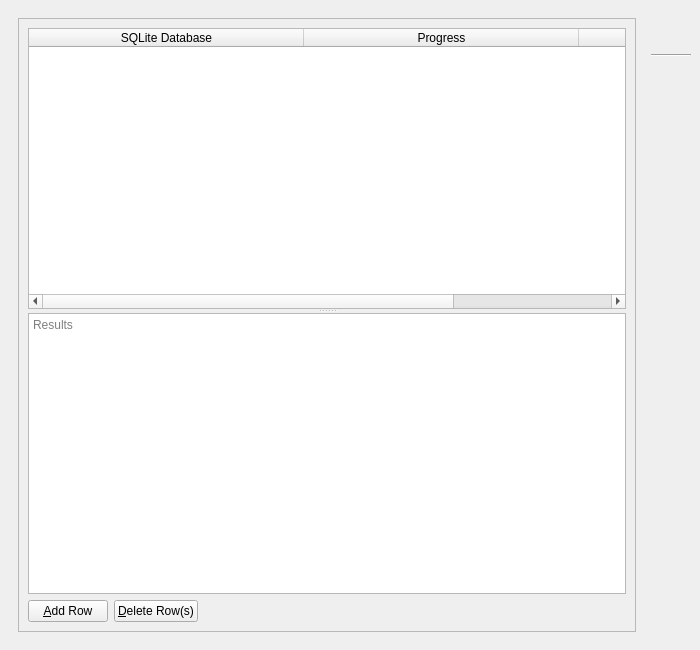
Above: UI/biblioteq_merge_sqlite_databases.ui from textbrowser/biblioteq before the change. Below: the same form after it.
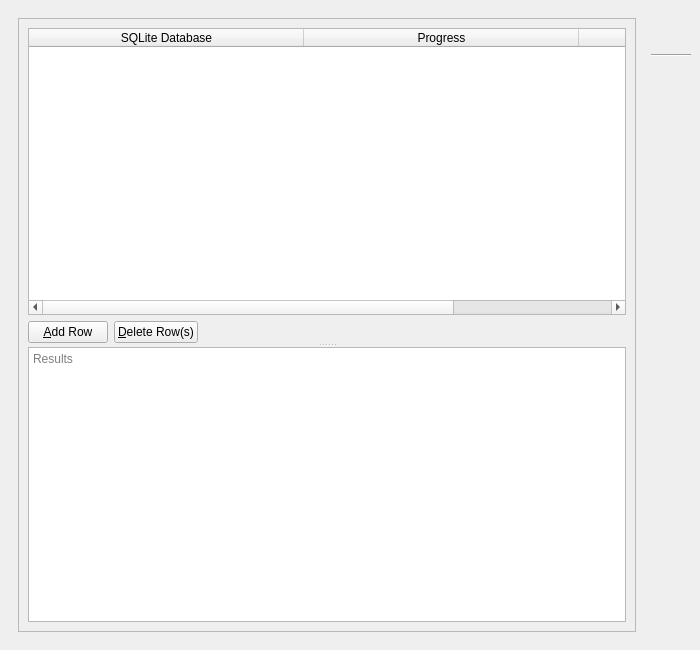
That is the form after the change. Icons and pictures are not drawn.

Commit message: Allow DELETE in Custom Query. Incomplete.

The edit to the form file:
```diff
--- a/UI/biblioteq_merge_sqlite_databases.ui
+++ b/UI/biblioteq_merge_sqlite_databases.ui
@@ -36,12 +36,15 @@
             <height>622</height>
            </rect>
           </property>
-          <layout class="QVBoxLayout" name="verticalLayout_2">
+          <layout class="QVBoxLayout" name="verticalLayout_3">
            <item>
             <widget class="QSplitter" name="splitter">
              <property name="orientation">
               <enum>Qt::Vertical</enum>
              </property>
+             <widget class="QWidget" name="">
+              <layout class="QVBoxLayout" name="verticalLayout_2">
+               <item>
              <widget class="QTableWidget" name="databases">
               <property name="focusPolicy">
                <enum>Qt::StrongFocus</enum>
@@ -92,12 +95,6 @@
                </property>
               </column>
              </widget>
-             <widget class="QTextBrowser" name="results">
-              <property name="placeholderText">
-               <string>Results</string>
-              </property>
-             </widget>
-            </widget>
            </item>
            <item>
             <layout class="QHBoxLayout" name="horizontalLayout_3">
@@ -132,6 +129,15 @@
            </item>
           </layout>
          </widget>
+             <widget class="QTextBrowser" name="results">
+              <property name="placeholderText">
+               <string>Results</string>
+              </property>
+             </widget>
+            </widget>
+           </item>
+          </layout>
+         </widget>
         </widget>
        </item>
       </layout>
```
Left out of the diff: 4 changed lines with no effect on the pictures. Lines whose indentation alone changed are shown as unchanged. The commit also changes 1 other file.
